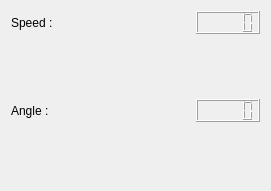
Above: sim_ws/src/arcus_gui/ui/ui/CarInfo.ui from robotique-udes/arcus-simulation before the change. Below: the same form after it.
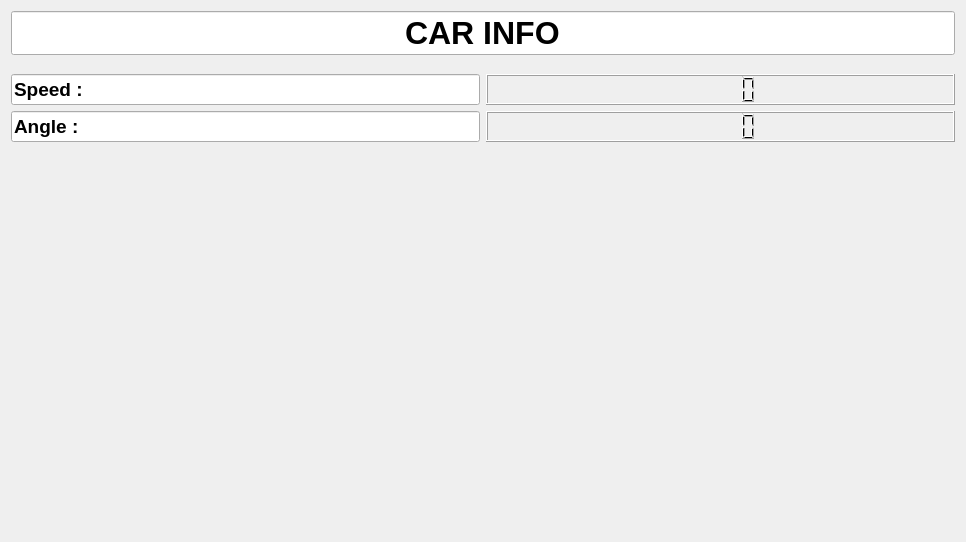
That is the form after the change.

Commit message: rad to angle

What changed in the file:
```diff
--- a/sim_ws/src/arcus_gui/ui/ui/CarInfo.ui
+++ b/sim_ws/src/arcus_gui/ui/ui/CarInfo.ui
@@ -6,8 +6,8 @@
    <rect>
     <x>0</x>
     <y>0</y>
-    <width>271</width>
-    <height>191</height>
+    <width>966</width>
+    <height>542</height>
    </rect>
   </property>
   <property name="windowTitle">
@@ -16,74 +16,146 @@
   <layout class="QGridLayout" name="gridLayout_2">
    <item row="0" column="0">
     <layout class="QGridLayout" name="gridLayout">
-     <item row="3" column="1">
-      <spacer name="horizontalSpacer">
+     <property name="sizeConstraint">
+      <enum>QLayout::SetDefaultConstraint</enum>
+     </property>
+     <item row="1" column="0">
+      <spacer name="verticalSpacer_2">
        <property name="orientation">
-        <enum>Qt::Horizontal</enum>
+        <enum>Qt::Vertical</enum>
+       </property>
+       <property name="sizeType">
+        <enum>QSizePolicy::Minimum</enum>
        </property>
        <property name="sizeHint" stdset="0">
         <size>
-         <width>40</width>
-         <height>20</height>
+         <width>20</width>
+         <height>13</height>
         </size>
        </property>
       </spacer>
      </item>
-     <item row="5" column="2">
-      <widget class="QLCDNumber" name="lcdAngle"/>
+     <item row="2" column="0">
+      <layout class="QHBoxLayout" name="horizontalLayout_2">
+       <item>
+        <widget class="QLineEdit" name="lineEdit_3">
+         <property name="sizePolicy">
+          <sizepolicy hsizetype="Expanding" vsizetype="Fixed">
+           <horstretch>6</horstretch>
+           <verstretch>0</verstretch>
+          </sizepolicy>
+         </property>
+         <property name="font">
+          <font>
+           <pointsize>14</pointsize>
+           <weight>75</weight>
+           <bold>true</bold>
+          </font>
+         </property>
+         <property name="text">
+          <string>Speed :</string>
+         </property>
+         <property name="readOnly">
+          <bool>true</bool>
+         </property>
+        </widget>
+       </item>
+       <item>
+        <widget class="QLCDNumber" name="lcdSpeed">
+         <property name="sizePolicy">
+          <sizepolicy hsizetype="Minimum" vsizetype="Minimum">
+           <horstretch>6</horstretch>
+           <verstretch>0</verstretch>
+          </sizepolicy>
+         </property>
+        </widget>
+       </item>
+      </layout>
      </item>
-     <item row="3" column="2">
-      <widget class="QLCDNumber" name="lcdSpeed"/>
+     <item row="0" column="0">
+      <widget class="QLineEdit" name="title">
+       <property name="sizePolicy">
+        <sizepolicy hsizetype="Expanding" vsizetype="Fixed">
+         <horstretch>0</horstretch>
+         <verstretch>0</verstretch>
+        </sizepolicy>
+       </property>
+       <property name="font">
+        <font>
+         <pointsize>24</pointsize>
+         <weight>75</weight>
+         <bold>true</bold>
+        </font>
+       </property>
+       <property name="text">
+        <string>CAR INFO</string>
+       </property>
+       <property name="echoMode">
+        <enum>QLineEdit::Normal</enum>
+       </property>
+       <property name="alignment">
+        <set>Qt::AlignCenter</set>
+       </property>
+       <property name="dragEnabled">
+        <bool>false</bool>
+       </property>
+       <property name="readOnly">
+        <bool>true</bool>
+       </property>
+       <property name="clearButtonEnabled">
+        <bool>false</bool>
+       </property>
+      </widget>
      </item>
      <item row="3" column="0">
-      <widget class="QLabel" name="label">
-       <property name="text">
-        <string>Speed : </string>
-       </property>
-      </widget>
-     </item>
-     <item row="5" column="0">
-      <widget class="QLabel" name="label_2">
-       <property name="text">
-        <string>Angle : </string>
-       </property>
-      </widget>
-     </item>
-     <item row="6" column="0">
-      <spacer name="verticalSpacer">
-       <property name="orientation">
-        <enum>Qt::Vertical</enum>
-       </property>
-       <property name="sizeHint" stdset="0">
-        <size>
-         <width>20</width>
-         <height>40</height>
-        </size>
-       </property>
-      </spacer>
+      <layout class="QHBoxLayout" name="horizontalLayout_3">
+       <item>
+        <widget class="QLineEdit" name="lineEdit_4">
+         <property name="sizePolicy">
+          <sizepolicy hsizetype="Expanding" vsizetype="Fixed">
+           <horstretch>6</horstretch>
+           <verstretch>0</verstretch>
+          </sizepolicy>
+         </property>
+         <property name="font">
+          <font>
+           <pointsize>14</pointsize>
+           <weight>75</weight>
+           <bold>true</bold>
+          </font>
+         </property>
+         <property name="text">
+          <string>Angle :</string>
+         </property>
+         <property name="readOnly">
+          <bool>true</bool>
+         </property>
+        </widget>
+       </item>
+       <item>
+        <widget class="QLCDNumber" name="lcdAngle">
+         <property name="sizePolicy">
+          <sizepolicy hsizetype="Minimum" vsizetype="Minimum">
+           <horstretch>6</horstretch>
+           <verstretch>0</verstretch>
+          </sizepolicy>
+         </property>
+        </widget>
+       </item>
+      </layout>
      </item>
      <item row="4" column="0">
       <spacer name="verticalSpacer_4">
        <property name="orientation">
         <enum>Qt::Vertical</enum>
        </property>
+       <property name="sizeType">
+        <enum>QSizePolicy::Expanding</enum>
+       </property>
        <property name="sizeHint" stdset="0">
         <size>
          <width>20</width>
-         <height>40</height>
-        </size>
-       </property>
-      </spacer>
-     </item>
-     <item row="5" column="1">
-      <spacer name="horizontalSpacer_2">
-       <property name="orientation">
-        <enum>Qt::Horizontal</enum>
-       </property>
-       <property name="sizeHint" stdset="0">
-        <size>
-         <width>40</width>
-         <height>20</height>
+         <height>13</height>
         </size>
        </property>
       </spacer>
```
Left out of the diff: 2 changed lines with no effect on the pictures. The commit also changes 2 other files.
